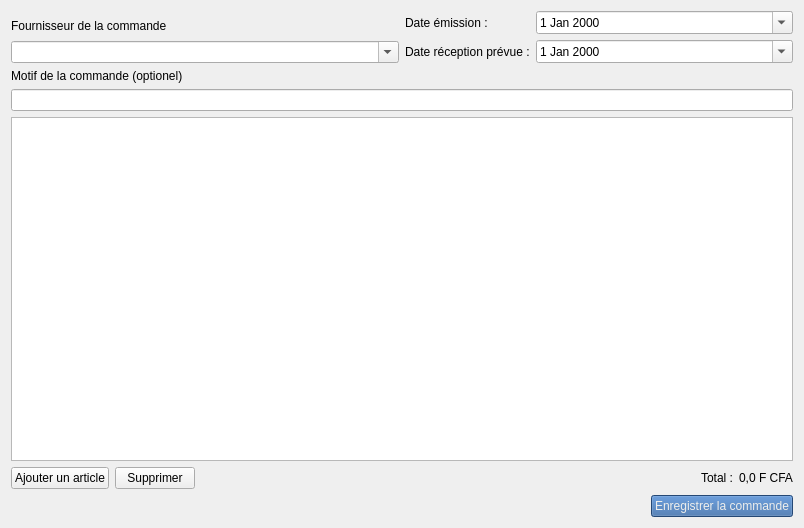
Old version of the form views/ui/command-form.ui in the repository mono57/libsoft.
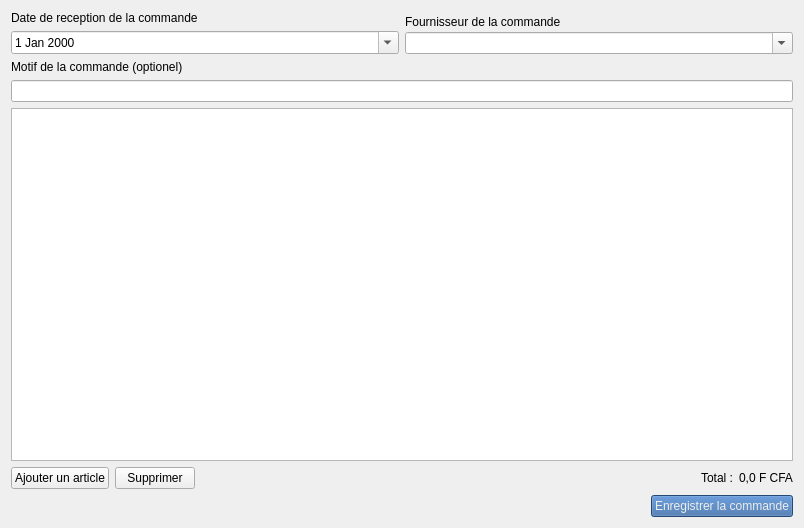
New version of the form.

Patch:
```diff
--- a/views/ui/command-form.ui
+++ b/views/ui/command-form.ui
@@ -18,6 +18,24 @@
     <layout class="QVBoxLayout" name="verticalLayout">
      <item>
       <layout class="QHBoxLayout" name="horizontalLayout">
+       <item>
+        <layout class="QVBoxLayout" name="verticalLayout_5">
+         <item>
+          <widget class="QLabel" name="label_2">
+           <property name="text">
+            <string>Date de reception de la commande</string>
+           </property>
+          </widget>
+         </item>
+         <item>
+          <widget class="QDateEdit" name="dateEditReception">
+           <property name="calendarPopup">
+            <bool>true</bool>
+           </property>
+          </widget>
+         </item>
+        </layout>
+       </item>
        <item>
         <layout class="QVBoxLayout" name="verticalLayout_3">
          <property name="spacing">
@@ -42,38 +60,6 @@
          </item>
         </layout>
        </item>
-       <item>
-        <layout class="QFormLayout" name="formLayout">
-         <item row="0" column="0">
-          <widget class="QLabel" name="label_2">
-           <property name="text">
-            <string>Date émission :</string>
-           </property>
-          </widget>
-         </item>
-         <item row="1" column="0">
-          <widget class="QLabel" name="label_3">
-           <property name="text">
-            <string>Date réception prévue :</string>
-           </property>
-          </widget>
-         </item>
-         <item row="0" column="1">
-          <widget class="QDateEdit" name="dateEditEmission">
-           <property name="calendarPopup">
-            <bool>true</bool>
-           </property>
-          </widget>
-         </item>
-         <item row="1" column="1">
-          <widget class="QDateEdit" name="dateEditReception">
-           <property name="calendarPopup">
-            <bool>true</bool>
-           </property>
-          </widget>
-         </item>
-        </layout>
-       </item>
       </layout>
      </item>
      <item>
```
